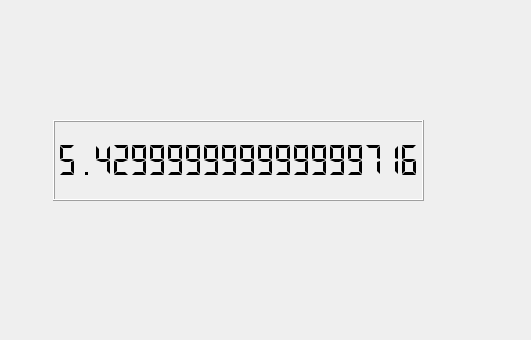
Before: the Qt Designer form mainwindow.ui in GunbinSergey/Simple-calculator, drawn with Qt 5; both pictures show x 0 to 531 and y 260 to 600 of the 800 by 600 pixel window.
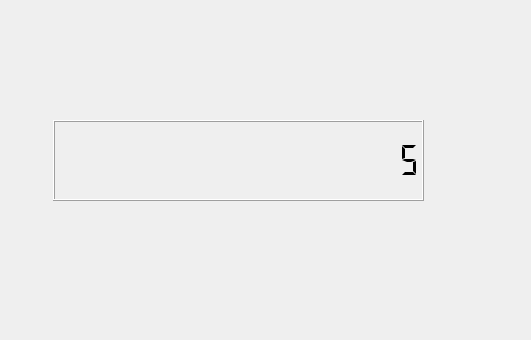
After: the same form once the commit is applied.

Commit message: Замена виджета вывода чисел

```diff
--- a/mainwindow.ui
+++ b/mainwindow.ui
@@ -39,11 +39,14 @@
     <property name="digitCount">
      <number>20</number>
     </property>
+    <property name="mode">
+     <enum>QLCDNumber::Dec</enum>
+    </property>
     <property name="segmentStyle">
      <enum>QLCDNumber::Flat</enum>
     </property>
     <property name="value" stdset="0">
-     <double>5.430000000000000</double>
+     <double>5.000000000000000</double>
     </property>
    </widget>
   </widget>
```
The commit also changes 2 other files.
